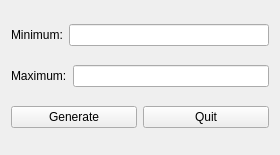
First picture: the form in Lottery-Machine-C++/widget.ui, repository Unqualified-Developers/All, before the edit.
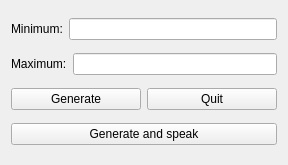
Second picture: the form after the edit.

Patch:
```diff
--- a/Lottery-Machine-C++/widget.ui
+++ b/Lottery-Machine-C++/widget.ui
@@ -6,8 +6,8 @@
    <rect>
     <x>0</x>
     <y>0</y>
-    <width>280</width>
-    <height>155</height>
+    <width>288</width>
+    <height>165</height>
    </rect>
   </property>
   <property name="windowTitle">
@@ -60,6 +60,13 @@
      </item>
     </layout>
    </item>
+   <item>
+    <widget class="QPushButton" name="gas">
+     <property name="text">
+      <string>Generate and speak</string>
+     </property>
+    </widget>
+   </item>
   </layout>
  </widget>
  <layoutdefault spacing="6" margin="11"/>
```
